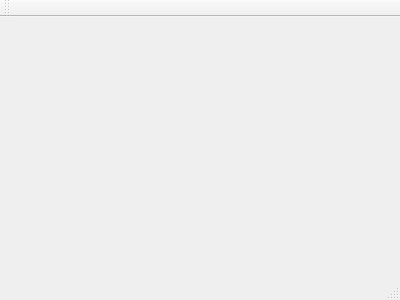
pwyrwas/MedusaToolbox, file medusatoolbox.ui: the form before one commit.
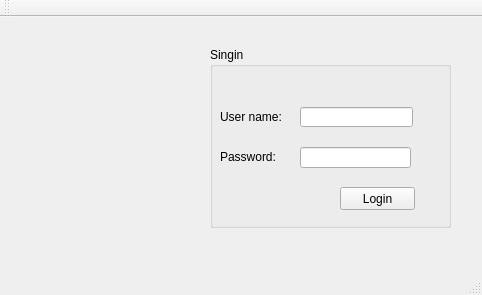
The form after the commit. Icons and pictures are not drawn.

Diff of the .ui file:
```diff
--- a/medusatoolbox.ui
+++ b/medusatoolbox.ui
@@ -1,24 +1,165 @@
 <ui version="4.0">
  <class>MedusaToolbox</class>
- <widget class="QMainWindow" name="MedusaToolbox" >
-  <property name="geometry" >
+ <widget class="QMainWindow" name="MedusaToolbox">
+  <property name="geometry">
    <rect>
     <x>0</x>
     <y>0</y>
-    <width>400</width>
-    <height>300</height>
+    <width>482</width>
+    <height>295</height>
    </rect>
   </property>
-  <property name="windowTitle" >
+  <property name="sizePolicy">
+   <sizepolicy hsizetype="Fixed" vsizetype="Fixed">
+    <horstretch>0</horstretch>
+    <verstretch>0</verstretch>
+   </sizepolicy>
+  </property>
+  <property name="minimumSize">
+   <size>
+    <width>482</width>
+    <height>295</height>
+   </size>
+  </property>
+  <property name="maximumSize">
+   <size>
+    <width>483</width>
+    <height>296</height>
+   </size>
+  </property>
+  <property name="windowTitle">
    <string>MedusaToolbox</string>
   </property>
-  <widget class="QMenuBar" name="menuBar" />
-  <widget class="QToolBar" name="mainToolBar" />
-  <widget class="QWidget" name="centralWidget" />
-  <widget class="QStatusBar" name="statusBar" />
+  <property name="windowIcon">
+   <iconset>
+    <normaloff>../../../Desktop/Tentacool.png</normaloff>../../../Desktop/Tentacool.png</iconset>
+  </property>
+  <property name="toolTip">
+   <string/>
+  </property>
+  <widget class="QWidget" name="centralWidget">
+   <widget class="QGroupBox" name="groupBox">
+    <property name="geometry">
+     <rect>
+      <x>210</x>
+      <y>30</y>
+      <width>241</width>
+      <height>181</height>
+     </rect>
+    </property>
+    <property name="title">
+     <string>Singin</string>
+    </property>
+    <widget class="QLineEdit" name="password">
+     <property name="geometry">
+      <rect>
+       <x>90</x>
+       <y>100</y>
+       <width>111</width>
+       <height>21</height>
+      </rect>
+     </property>
+     <property name="contextMenuPolicy">
+      <enum>Qt::ActionsContextMenu</enum>
+     </property>
+     <property name="inputMethodHints">
+      <set>Qt::ImhNone</set>
+     </property>
+    </widget>
+    <widget class="QLineEdit" name="userName">
+     <property name="geometry">
+      <rect>
+       <x>90</x>
+       <y>60</y>
+       <width>113</width>
+       <height>20</height>
+      </rect>
+     </property>
+    </widget>
+    <widget class="QLabel" name="passwordLabel">
+     <property name="geometry">
+      <rect>
+       <x>10</x>
+       <y>100</y>
+       <width>61</width>
+       <height>20</height>
+      </rect>
+     </property>
+     <property name="text">
+      <string>Password:</string>
+     </property>
+    </widget>
+    <widget class="QLabel" name="nameLabel">
+     <property name="geometry">
+      <rect>
+       <x>10</x>
+       <y>60</y>
+       <width>61</width>
+       <height>20</height>
+      </rect>
+     </property>
+     <property name="text">
+      <string>User name:</string>
+     </property>
+    </widget>
+    <widget class="QPushButton" name="logIn">
+     <property name="geometry">
+      <rect>
+       <x>130</x>
+       <y>140</y>
+       <width>75</width>
+       <height>23</height>
+      </rect>
+     </property>
+     <property name="text">
+      <string>Login</string>
+     </property>
+    </widget>
+   </widget>
+   <widget class="QLabel" name="label">
+    <property name="geometry">
+     <rect>
+      <x>20</x>
+      <y>30</y>
+      <width>171</width>
+      <height>181</height>
+     </rect>
+    </property>
+    <property name="text">
+     <string/>
+    </property>
+    <property name="pixmap">
+     <pixmap>../../../Desktop/Tentacool.png</pixmap>
+    </property>
+    <property name="scaledContents">
+     <bool>true</bool>
+    </property>
+    <property name="indent">
+     <number>-7</number>
+    </property>
+   </widget>
+  </widget>
+  <widget class="QMenuBar" name="menuBar">
+   <property name="geometry">
+    <rect>
+     <x>0</x>
+     <y>0</y>
+     <width>482</width>
+     <height>21</height>
+    </rect>
+   </property>
+  </widget>
+  <widget class="QToolBar" name="mainToolBar">
+   <attribute name="toolBarArea">
+    <enum>TopToolBarArea</enum>
+   </attribute>
+   <attribute name="toolBarBreak">
+    <bool>false</bool>
+   </attribute>
+  </widget>
+  <widget class="QStatusBar" name="statusBar"/>
  </widget>
- <layoutDefault spacing="6" margin="11" />
- <pixmapfunction></pixmapfunction>
+ <layoutdefault spacing="6" margin="11"/>
  <resources/>
  <connections/>
 </ui>
```
Left out of the diff: 1 changed line with no effect on the pictures.
